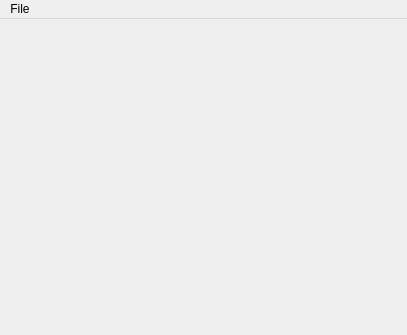
rexMingla/my-renamer, file src/trunk/ui/ui_MainWindow.ui: the form before one commit.
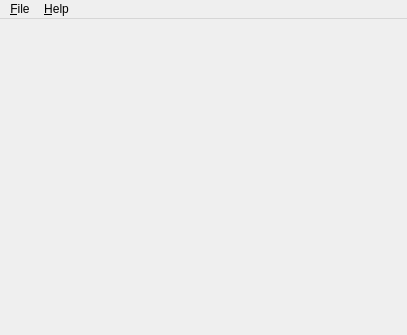
The form after the commit.

Commit message: issue 7: - added more menu options. - added help > about - separated lookup cache from app settings

The edit to the form file:
```diff
--- a/src/trunk/ui/ui_MainWindow.ui
+++ b/src/trunk/ui/ui_MainWindow.ui
@@ -25,14 +25,22 @@
    </property>
    <widget class="QMenu" name="menuFile">
     <property name="title">
-     <string>File</string>
+     <string>&amp;File</string>
     </property>
     <addaction name="actionMovieMode"/>
     <addaction name="actionTvMode"/>
     <addaction name="separator"/>
     <addaction name="actionExit"/>
+    <addaction name="separator"/>
+   </widget>
+   <widget class="QMenu" name="menuHelp">
+    <property name="title">
+     <string>&amp;Help</string>
+    </property>
+    <addaction name="actionAbout"/>
    </widget>
    <addaction name="menuFile"/>
+   <addaction name="menuHelp"/>
   </widget>
   <action name="actionTest">
    <property name="text">
```
Left out of the diff: 32 changed lines with no effect on the pictures. The commit also changes 12 other files.
